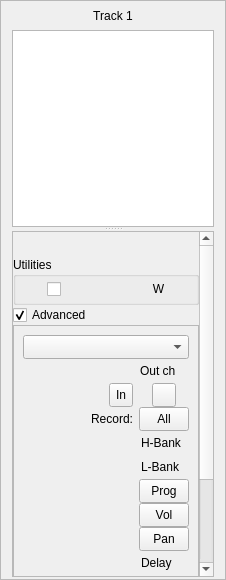
Above: oom/widgets/conductor/ConductorBase.ui from ccherrett/oom before the change. Below: the same form after it.
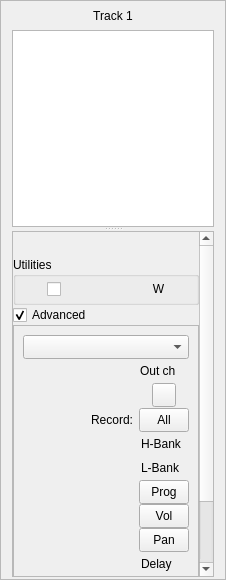
That is the form after the change. Custom widgets are drawn as their Qt base class.

Commit message: Remove DSSI reference from plugin dialog and bumped the DSSI down the chain, hide all the unneeded fields in the conductor

What changed in the file:
```diff
--- a/oom/widgets/conductor/ConductorBase.ui
+++ b/oom/widgets/conductor/ConductorBase.ui
@@ -189,9 +189,9 @@
        <property name="geometry">
         <rect>
          <x>0</x>
-         <y>0</y>
+         <y>-115</y>
          <width>188</width>
-         <height>520</height>
+         <height>475</height>
         </rect>
        </property>
        <layout class="QVBoxLayout" name="verticalLayout_5">
@@ -1336,21 +1336,30 @@
                    </property>
                    <property name="minimumSize">
                     <size>
-                     <width>24</width>
-                     <height>24</height>
+                     <width>25</width>
+                     <height>25</height>
                     </size>
                    </property>
                    <property name="maximumSize">
                     <size>
-                     <width>24</width>
-                     <height>24</height>
+                     <width>25</width>
+                     <height>25</height>
                     </size>
                    </property>
                    <property name="toolTip">
                     <string>input routing</string>
                    </property>
                    <property name="text">
-                    <string>In</string>
+                    <string/>
+                   </property>
+                   <property name="iconSize">
+                    <size>
+                     <width>25</width>
+                     <height>25</height>
+                    </size>
+                   </property>
+                   <property name="autoRaise">
+                    <bool>true</bool>
                    </property>
                   </widget>
                  </item>
@@ -1393,19 +1402,6 @@
                </item>
               </layout>
              </item>
-             <item>
-              <spacer name="verticalSpacer">
-               <property name="orientation">
-                <enum>Qt::Vertical</enum>
-               </property>
-               <property name="sizeHint" stdset="0">
-                <size>
-                 <width>20</width>
-                 <height>40</height>
-                </size>
-               </property>
-              </spacer>
-             </item>
             </layout>
            </widget>
           </item>
```
Left out of the diff: 2 changed lines with no effect on the pictures. The commit also changes 9 other files.
